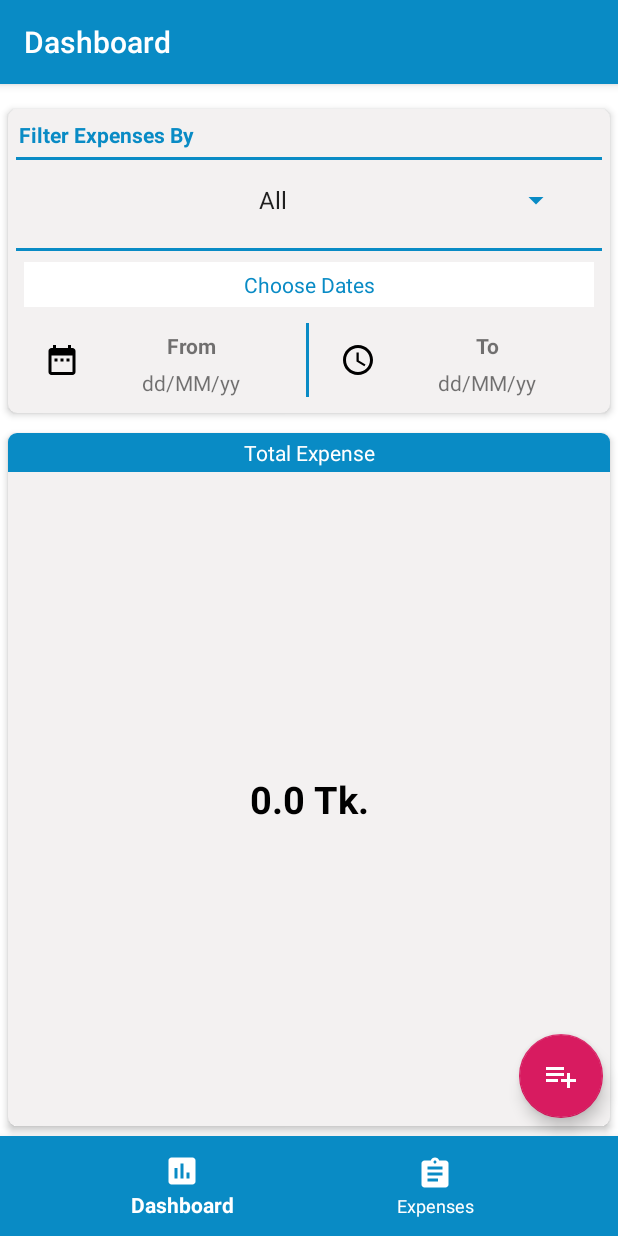
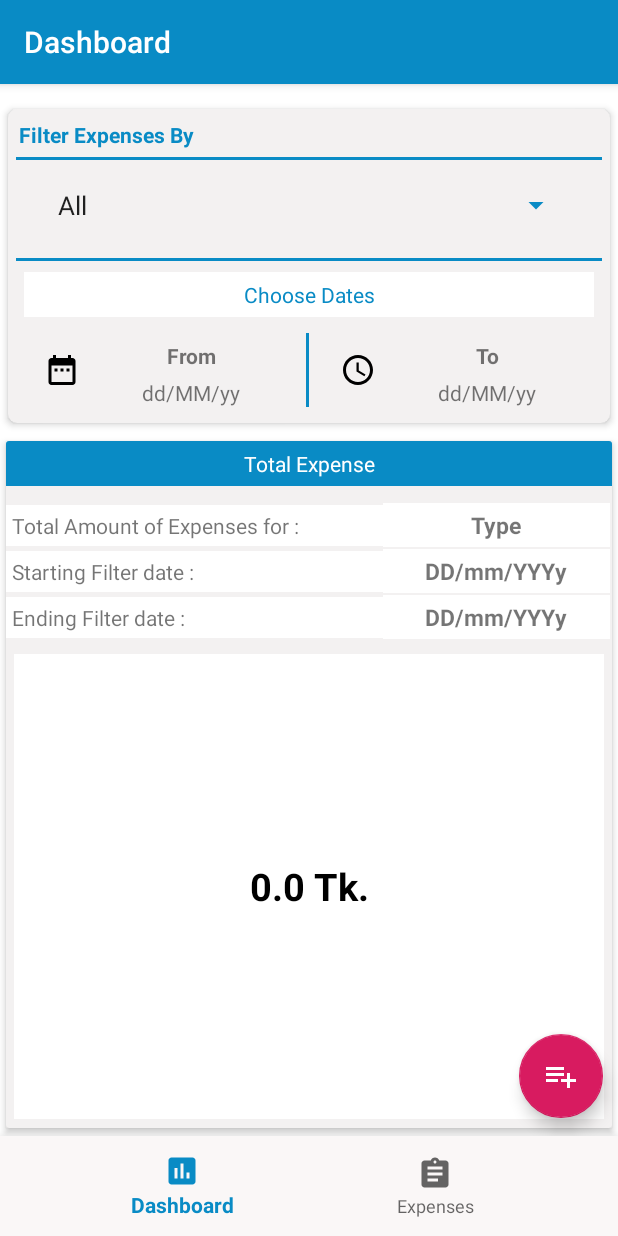
Before and after one commit to AshrafulMarufAnik/DailyExpenseProject, an Android app: the screen it shows after launch (MainActivity), on a phone screen of 412 x 824 dp. Run offline under Robolectric (Android 15) with nearby library versions, the phone set to English and light mode, and no system bars.

Commit message:
type wise filter done

```diff
--- a/app/src/main/java/com/example/dailyexpenseproject/DashboardFragment.java
+++ b/app/src/main/java/com/example/dailyexpenseproject/DashboardFragment.java
@@ -30,7 +30,7 @@ public class DashboardFragment extends Fragment {
     private View view;
     private Spinner expenseTypeSpinner;
     private LinearLayout fromDatePicker,toDatePicker;
-    private TextView totalExpenseTV,fromDateSetTV,toDateSetTV;
+    private TextView totalExpenseTV,fromDateSetTV,toDateSetTV,filterExpenseType,filterExpenseFromDate,filterExpenseToDate;
     private FloatingActionButton addNewFAB;
     private DatabaseHelper databaseHelper;
     private DataAdapter dataAdapter;
@@ -38,7 +38,7 @@ public class DashboardFragment extends Fragment {
     private long dateInMS;
     private double sumAmount=0;
     private long fromDateInMS,toDateInMS;
-    private double typeWiseSumAmount=0;
+    private double typeWiseSumAmount;
 
     public DashboardFragment() {
 
@@ -53,19 +53,17 @@ public class DashboardFragment extends Fragment {
         spinnerLoad();
         totalExpenseAmount();
 
-        /*
         expenseTypeSpinner.setOnItemSelectedListener(new AdapterView.OnItemSelectedListener() {
             @Override
-            public void onItemSelected(AdapterView<?> adapterView, View view, int i, long l) {
+            public void onItemSelected(AdapterView<?> adapterView, View view, int position, long l) {
                 String expenseType[] = getResources().getStringArray(R.array.expenseType);
-                switch (i)
-                {
-                    case 0:
-                        totalExpenseAmount();
-                        break;
-                    case 1:
-                        //typeWiseTotalAmount(expenseType[i]);
-                        break;
+                if(position==0){
+                    totalExpenseAmount();
+                }
+                else {
+                    String type = expenseType[position];
+                    filterExpenseType.setText(type);
+                    typeWiseTotalAmount(type);
                 }
             }
 
@@ -73,7 +71,7 @@ public class DashboardFragment extends Fragment {
             public void onNothingSelected(AdapterView<?> adapterView) {
 
             }
-        }); */
+        });
 
 
         addNewFAB.setOnClickListener(new View.OnClickListener() {
@@ -103,7 +101,7 @@ public class DashboardFragment extends Fragment {
     }
 
     private void spinnerLoad() {
-        ArrayAdapter expenseTypeArrayAdapter = ArrayAdapter.createFromResource(getContext(),R.array.expenseType,android.R.layout.simple_spinner_item);
+        ArrayAdapter expenseTypeArrayAdapter = ArrayAdapter.createFromResource(getContext(),R.array.expenseType,R.layout.single_spinner_item);
         expenseTypeSpinner.setAdapter(expenseTypeArrayAdapter);
     }
 
@@ -121,6 +119,7 @@ public class DashboardFragment extends Fragment {
 
     private void typeWiseTotalAmount(String type){
         Cursor cursor = databaseHelper.showDataTypeWise(type);
+        typeWiseSumAmount = 0.0;
 
         while(cursor.moveToNext())
         {
@@ -201,6 +200,9 @@ public class DashboardFragment extends Fragment {
         toDatePicker = view.findViewById(R.id.dashBoardToDateClickTV);
         fromDateSetTV = view.findViewById(R.id.fromDateSetTV);
         toDateSetTV = view.findViewById(R.id.toDateSetTV);
+        filterExpenseType = view.findViewById(R.id.filterExpenseTypeTV);
+        filterExpenseFromDate = view.findViewById(R.id.filterExpenseFirstDateTV);
+        filterExpenseToDate = view.findViewById(R.id.filterExpenseLastDateTV);
 
         databaseHelper = new DatabaseHelper(getContext());
         dataAdapter = new DataAdapter(databaseHelper,expenseList,getContext());
--- a/app/src/main/java/com/example/dailyexpenseproject/MainActivity.java
+++ b/app/src/main/java/com/example/dailyexpenseproject/MainActivity.java
@@ -54,7 +54,7 @@ public class MainActivity extends AppCompatActivity {
         }
     };
 
-    private void replaceFragment(Fragment fragment){
+    public void replaceFragment(Fragment fragment){
         FragmentTransaction fragmentTransaction = getSupportFragmentManager().beginTransaction();
         fragmentTransaction.replace(R.id.frame_layout,fragment);
         fragmentTransaction.commit();
--- a/app/src/main/res/layout/activity_main.xml
+++ b/app/src/main/res/layout/activity_main.xml
@@ -19,10 +19,8 @@
         android:id="@+id/bottom_nav_view"
         android:layout_width="match_parent"
         android:layout_height="wrap_content"
+        android:background="#FAF7F7"
         android:layout_alignParentBottom="true"
-        android:background="@color/deep_blue"
-        app:itemIconTint="#FFFFFF"
-        app:itemTextColor="#FFFFFF"
         app:menu="@menu/bottom_nav_menu"
         android:padding="5dp"/>
 
--- a/app/src/main/res/layout/fragment_dashboard.xml
+++ b/app/src/main/res/layout/fragment_dashboard.xml
@@ -175,7 +175,6 @@
             android:layout_height="match_parent"
             android:layout_below="@id/dashBoardCardView1"
             app:cardBackgroundColor="#F3F1F1"
-            app:cardCornerRadius="6dp"
             app:cardUseCompatPadding="true"
             app:cardElevation="3dp">
 
@@ -189,19 +188,113 @@
                     android:layout_height="wrap_content"
                     android:background="@color/deep_blue"
                     android:text="Total Expense"
+                    android:layout_marginBottom="10dp"
                     android:textColor="#FFFFFF"
-                    android:padding="3dp"
+                    android:padding="5dp"
                     android:textAlignment="center"/>
+
+                <LinearLayout
+                    android:layout_width="match_parent"
+                    android:layout_height="wrap_content"
+                    android:layout_marginTop="1.5dp"
+                    android:layout_marginRight="1dp"
+                    android:weightSum="2"
+                    android:orientation="horizontal">
+
+                    <TextView
+                        android:layout_width="0dp"
+                        android:layout_weight="1.25"
+                        android:layout_height="wrap_content"
+                        android:background="#FFFFFF"
+                        android:text="Total Amount of Expenses for : "
+                        android:padding="4dp" />
+
+                    <TextView
+                        android:layout_width="0dp"
+                        android:layout_weight=".75"
+                        android:layout_height="wrap_content"
+                        android:background="#FFFFFF"
+                        android:text="Type"
+                        android:textSize="15sp"
+                        android:textAlignment="center"
+                        android:textStyle="bold"
+                        android:id="@+id/filterExpenseTypeTV"
+                        android:padding="4dp" />
+
+                </LinearLayout>
+
+                <LinearLayout
+                    android:layout_width="match_parent"
+                    android:layout_height="wrap_content"
+                    android:layout_marginTop="1.5dp"
+                    android:layout_marginRight="1dp"
+                    android:weightSum="2"
+                    android:orientation="horizontal">
+
+                    <TextView
+                        android:layout_width="0dp"
+                        android:layout_weight="1.25"
+                        android:layout_height="wrap_content"
+                        android:background="#FFFFFF"
+                        android:text="Starting Filter date : "
+                        android:padding="4dp" />
+
+                    <TextView
+                        android:layout_width="0dp"
+                        android:layout_weight=".75"
+                        android:layout_height="wrap_content"
+                        android:background="#FFFFFF"
+                        android:text="DD/mm/YYYy"
+                        android:textSize="15sp"
+                        android:textAlignment="center"
+                        android:textStyle="bold"
+                        android:id="@+id/filterExpenseFirstDateTV"
+                        android:padding="4dp" />
+
+                </LinearLayout>
+
+                <LinearLayout
+                    android:layout_width="match_parent"
+                    android:layout_height="wrap_content"
+                    android:layout_marginTop="1.5dp"
+                    android:layout_marginRight="1dp"
+                    android:weightSum="2"
+                    android:orientation="horizontal">
+
+                    <TextView
+                        android:layout_width="0dp"
+                        android:layout_weight="1.25"
+                        android:layout_height="wrap_content"
+                        android:background="#FFFFFF"
+                        android:text="Ending Filter date : "
+                        android:padding="4dp" />
+
+                    <TextView
+                        android:layout_width="0dp"
+                        android:layout_weight=".75"
+                        android:layout_height="wrap_content"
+                        android:background="#FFFFFF"
+                        android:text="DD/mm/YYYy"
+                        android:textSize="15sp"
+                        android:textAlignment="center"
+                        android:textStyle="bold"
+                        android:id="@+id/filterExpenseLastDateTV"
+                        android:padding="4dp" />
+
+                </LinearLayout>
 
                 <TextView
                     android:layout_width="match_parent"
                     android:layout_height="match_parent"
-                    android:background="#F3F1F1"
+                    android:background="#FFFFFF"
                     android:text="Total Expense Tk."
-                    android:layout_marginLeft="1dp"
-                    android:layout_marginRight="1dp"
+                    android:layout_marginTop="10dp"
+                    android:layout_marginBottom="6dp"
+                    android:layout_marginLeft="5dp"
+                    android:layout_marginRight="5dp"
                     android:id="@+id/dashBoardTotalExpenseTV"
                     android:textSize="25sp"
+                    android:layout_gravity="center"
                     android:gravity="center"
                     android:textColor="#000000"
                     android:textStyle="bold"
--- /dev/null
+++ b/app/src/main/res/layout/single_spinner_item.xml
@@ -0,0 +1,12 @@
+<?xml version="1.0" encoding="utf-8"?>
+
+    <TextView xmlns:android="http://schemas.android.com/apk/res/android"
+        android:layout_width="match_parent"
+        android:layout_height="wrap_content"
+        android:id="@android:id/text1"
+        style="?android:attr/spinnerItemStyle"
+        android:singleLine="true"
+        android:ellipsize="start"
+        android:textSize="17sp"
+        android:padding="3dp"
+        android:layout_margin="3dp"/>
```
Also changed, not shown: app/src/main/java/com/example/dailyexpenseproject/AddExpenseActivity.java (+19 -9 lines), app/src/main/java/com/example/dailyexpenseproject/DatabaseHelper.java (+2 -29 lines), app/src/main/java/com/example/dailyexpenseproject/ExpenseShowFragment.java (+11 -12 lines).
